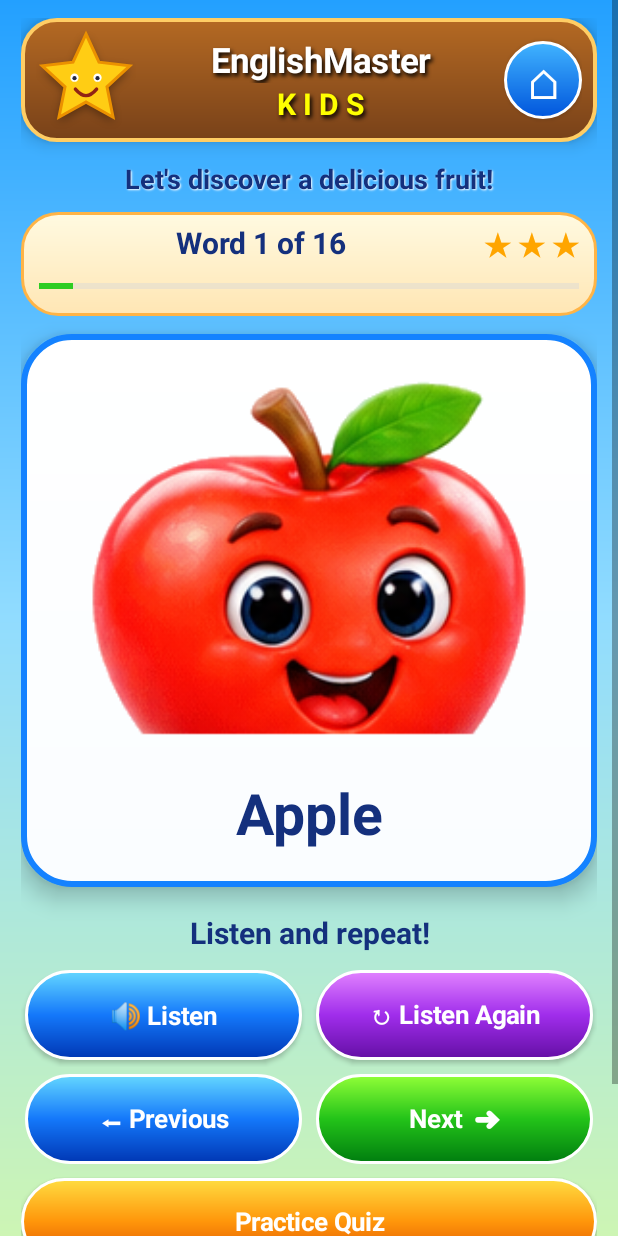
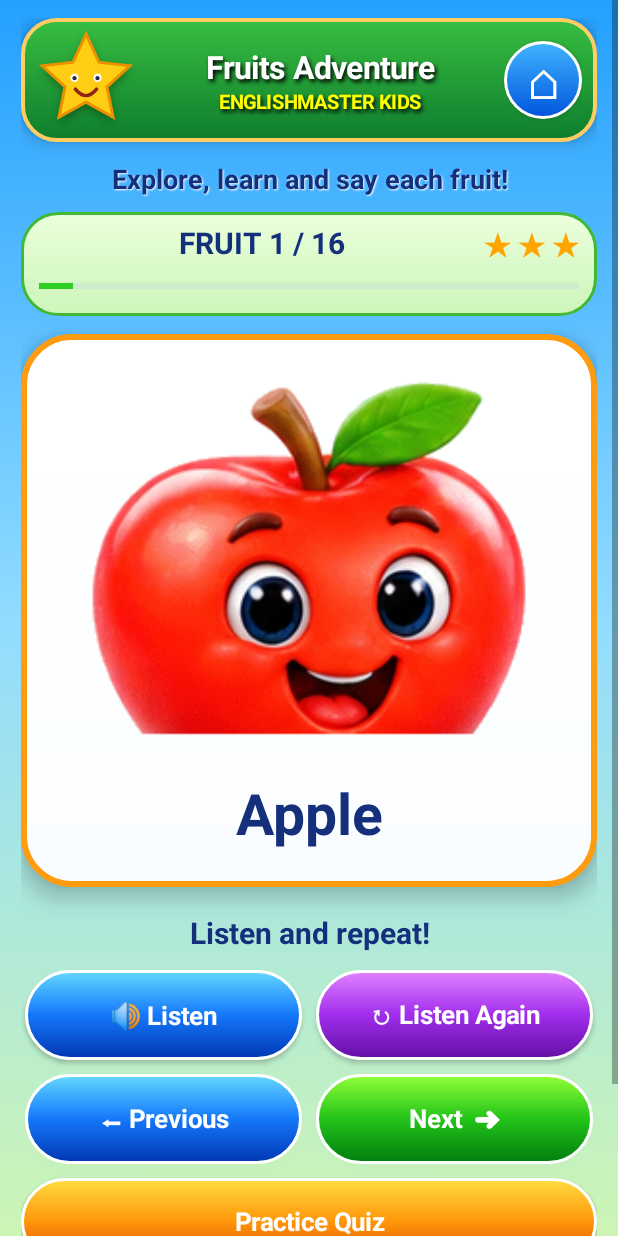
Before and after one commit to dreamanime4u-ctrl/EnglishMaster, an Android app: the screen it shows after launch (MainActivity), after a tap on "🍎 Fruits", on a phone screen of 412 x 824 dp. Run offline under Robolectric (Android 15) with nearby library versions, the phone set to English and light mode, and no system bars.

Commit message:
Update UI text and colors for MainActivity

```diff
--- a/app/src/main/java/com/englishmaster/app/MainActivity.kt
+++ b/app/src/main/java/com/englishmaster/app/MainActivity.kt
@@ -271,8 +271,8 @@ class MainActivity : Activity() {
 
         header.background = roundedBackground(
             intArrayOf(
-                Color.rgb(180, 105, 35),
-                Color.rgb(120, 65, 25)
+                Color.rgb(55, 190, 65),
+                Color.rgb(15, 125, 45)
             ),
             23,
             Color.rgb(255, 205, 100),
@@ -293,16 +293,16 @@ class MainActivity : Activity() {
         brandColumn.setPadding(dp(5), 0, dp(5), 0)
 
         val brand = TextView(this)
-        brand.text = "EnglishMaster"
-        brand.textSize = 23f
+        brand.text = "Fruits Adventure"
+        brand.textSize = 21f
         brand.setTextColor(Color.WHITE)
         brand.typeface = Typeface.DEFAULT_BOLD
         brand.gravity = Gravity.CENTER
         brand.setShadowLayer(3f, 2f, 3f, Color.BLACK)
 
         val kids = TextView(this)
-        kids.text = "K I D S"
-        kids.textSize = 20f
+        kids.text = "ENGLISHMASTER KIDS"
+        kids.textSize = 13f
         kids.setTextColor(Color.YELLOW)
         kids.typeface = Typeface.DEFAULT_BOLD
         kids.gravity = Gravity.CENTER
@@ -532,7 +532,7 @@ class MainActivity : Activity() {
     private fun showHome() {
         val page = createPage(
             "Home",
-            "Learn English. Play. Have fun!"
+            "Fruits Adventure • Learn and Play!"
         )
 
         addText(
@@ -593,11 +593,11 @@ class MainActivity : Activity() {
 
         panel.background = roundedBackground(
             intArrayOf(
-                Color.rgb(255, 250, 225),
-                Color.rgb(255, 230, 180)
+                Color.rgb(235, 255, 220),
+                Color.rgb(205, 245, 185)
             ),
             24,
-            Color.rgb(255, 180, 70),
+            Color.rgb(65, 185, 55),
             2
         )
 
@@ -606,7 +606,7 @@ class MainActivity : Activity() {
         row.gravity = Gravity.CENTER_VERTICAL
 
         val label = TextView(this)
-        label.text = "Word $number of $total"
+        label.text = "FRUIT $number / $total"
         label.textSize = 20f
         label.setTextColor(darkBlue)
         label.typeface = Typeface.DEFAULT_BOLD
@@ -672,7 +672,7 @@ class MainActivity : Activity() {
 
         val page = createPage(
             "Fruits",
-            "Let's discover a delicious fruit!"
+            "Explore, learn and say each fruit!"
         )
 
         addFruitProgress(page, number, total)
@@ -692,7 +692,7 @@ class MainActivity : Activity() {
                 Color.rgb(250, 253, 255)
             ),
             32,
-            Color.rgb(20, 130, 255),
+            Color.rgb(255, 155, 15),
             4
         )
 
```
